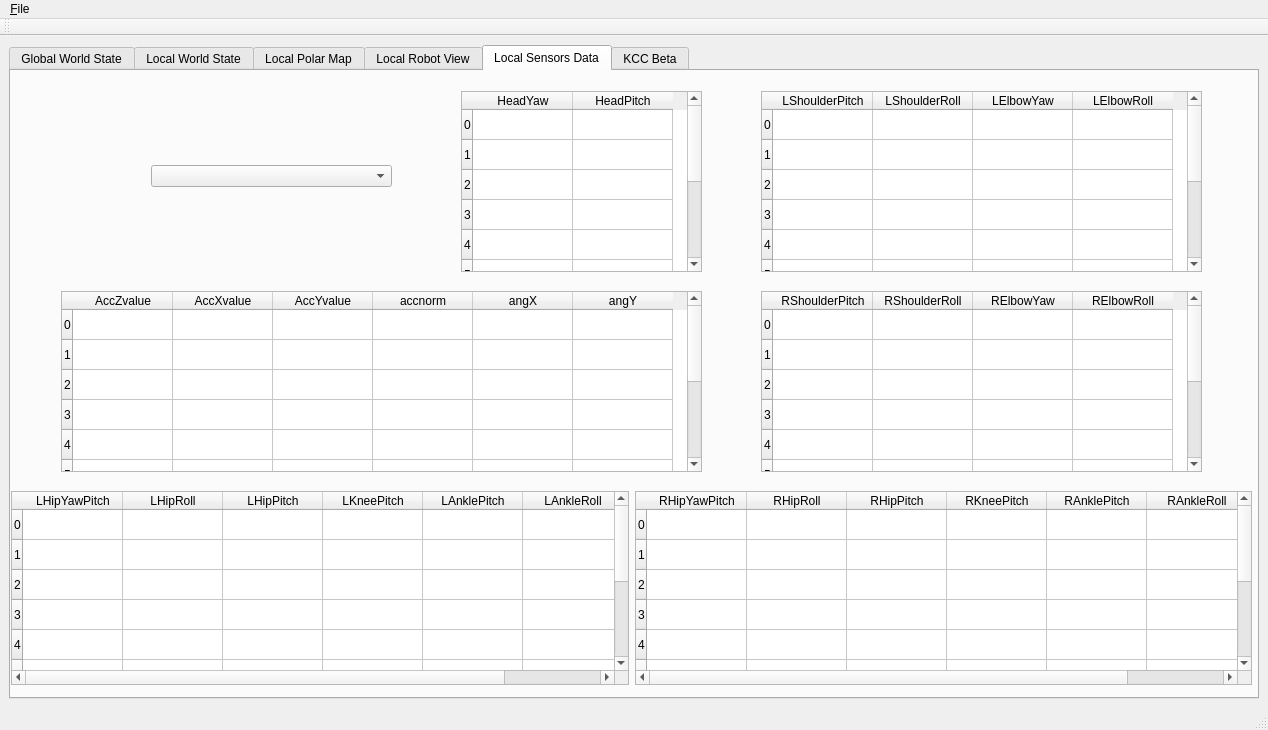
This is GUITools/KMonitor/KMonitor.ui in kouretes/Monas as Qt 5 draws it before an edit. The edited form follows.
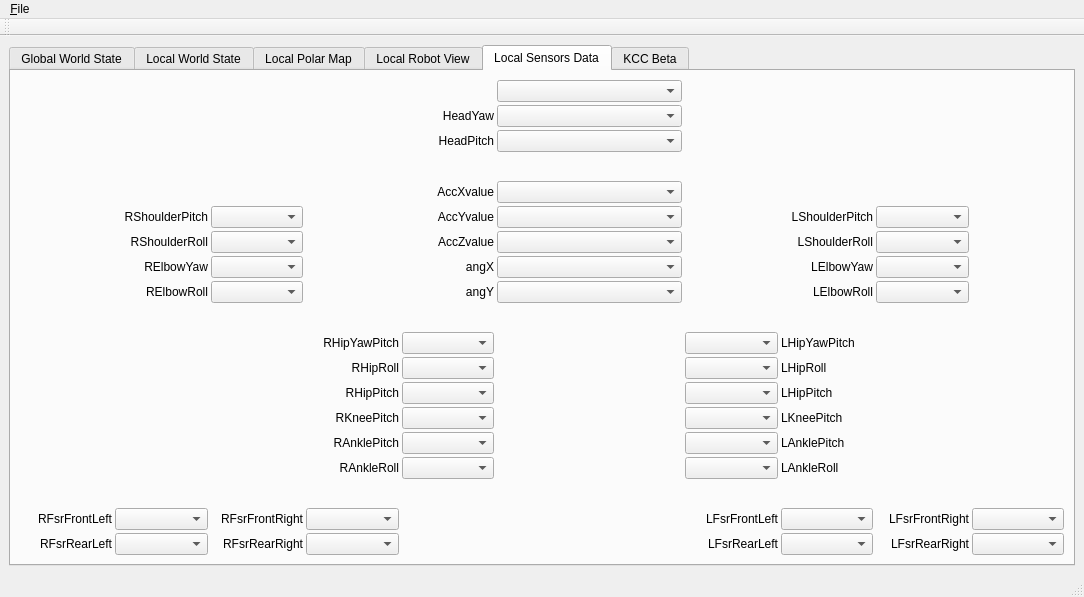
This is the edited form. Custom widgets are drawn as their Qt base class.

Commit message: Changed widgets in LSD

```diff
--- a/GUITools/KMonitor/KMonitor.ui
+++ b/GUITools/KMonitor/KMonitor.ui
@@ -6,8 +6,8 @@
    <rect>
     <x>0</x>
     <y>0</y>
-    <width>1268</width>
-    <height>730</height>
+    <width>1084</width>
+    <height>597</height>
    </rect>
   </property>
   <property name="windowTitle">
@@ -303,565 +303,678 @@
        <attribute name="title">
         <string>Local Sensors Data</string>
        </attribute>
-       <widget class="QWidget" name="horizontalLayoutWidget">
-        <property name="geometry">
-         <rect>
-          <x>0</x>
-          <y>420</y>
-          <width>1241</width>
-          <height>194</height>
-         </rect>
-        </property>
-        <layout class="QHBoxLayout" name="horizontalLayout_11">
-         <item>
-          <widget class="QTableWidget" name="LSDLLegTableWidget">
-           <row>
-            <property name="text">
-             <string>0</string>
+       <layout class="QGridLayout" name="gridLayout_2">
+        <item row="1" column="0">
+         <layout class="QGridLayout" name="gridLayout" columnstretch="1,1,1,1,1,2,1,1,1,1">
+          <property name="spacing">
+           <number>3</number>
+          </property>
+          <item row="5" column="1">
+           <widget class="QLabel" name="label">
+            <property name="autoFillBackground">
+             <bool>false</bool>
             </property>
-           </row>
-           <row>
             <property name="text">
-             <string>1</string>
+             <string>RShoulderPitch</string>
             </property>
-           </row>
-           <row>
-            <property name="text">
-             <string>2</string>
+            <property name="alignment">
+             <set>Qt::AlignRight|Qt::AlignTrailing|Qt::AlignVCenter</set>
             </property>
-           </row>
-           <row>
+           </widget>
+          </item>
+          <item row="5" column="7">
+           <widget class="QLabel" name="label_3">
             <property name="text">
-             <string>3</string>
+             <string>LShoulderPitch</string>
             </property>
-           </row>
-           <row>
-            <property name="text">
-             <string>4</string>
+            <property name="alignment">
+             <set>Qt::AlignRight|Qt::AlignTrailing|Qt::AlignVCenter</set>
             </property>
-           </row>
-           <row>
+           </widget>
+          </item>
+          <item row="5" column="5">
+           <widget class="QComboBox" name="AccYComboBox"/>
+          </item>
+          <item row="5" column="8">
+           <widget class="QComboBox" name="LSPComboBox"/>
+          </item>
+          <item row="5" column="4">
+           <widget class="QLabel" name="label_2">
             <property name="text">
-             <string>5</string>
+             <string>AccYvalue</string>
             </property>
-           </row>
-           <row>
-            <property name="text">
-             <string>6</string>
+            <property name="alignment">
+             <set>Qt::AlignRight|Qt::AlignTrailing|Qt::AlignVCenter</set>
             </property>
-           </row>
-           <row>
+           </widget>
+          </item>
+          <item row="1" column="5">
+           <widget class="QComboBox" name="HYComboBox"/>
+          </item>
+          <item row="2" column="5">
+           <widget class="QComboBox" name="HPComboBox"/>
+          </item>
+          <item row="4" column="5">
+           <widget class="QComboBox" name="AccXComboBox"/>
+          </item>
+          <item row="6" column="2">
+           <widget class="QComboBox" name="RSRComboBox"/>
+          </item>
+          <item row="6" column="5">
+           <widget class="QComboBox" name="AccZComboBox"/>
+          </item>
+          <item row="6" column="8">
+           <widget class="QComboBox" name="LSRComboBox"/>
+          </item>
+          <item row="7" column="2">
+           <widget class="QComboBox" name="REYComboBox"/>
+          </item>
+          <item row="8" column="2">
+           <widget class="QComboBox" name="RERComboBox"/>
+          </item>
+          <item row="6" column="1">
+           <widget class="QLabel" name="label_4">
             <property name="text">
-             <string>7</string>
+             <string>RShoulderRoll</string>
             </property>
-           </row>
-           <row>
+            <property name="alignment">
+             <set>Qt::AlignRight|Qt::AlignTrailing|Qt::AlignVCenter</set>
+            </property>
+           </widget>
+          </item>
+          <item row="7" column="1">
+           <widget class="QLabel" name="label_5">
             <property name="text">
-             <string>8</string>
+             <string>RElbowYaw</string>
             </property>
-           </row>
-           <row>
+            <property name="alignment">
+             <set>Qt::AlignRight|Qt::AlignTrailing|Qt::AlignVCenter</set>
+            </property>
+           </widget>
+          </item>
+          <item row="8" column="1">
+           <widget class="QLabel" name="label_6">
             <property name="text">
-             <string>9</string>
+             <string>RElbowRoll</string>
             </property>
-           </row>
-           <column>
+            <property name="alignment">
+             <set>Qt::AlignRight|Qt::AlignTrailing|Qt::AlignVCenter</set>
+            </property>
+           </widget>
+          </item>
+          <item row="6" column="4">
+           <widget class="QLabel" name="label_7">
             <property name="text">
-             <string>LHipYawPitch</string>
+             <string>AccZvalue</string>
             </property>
-           </column>
-           <column>
+            <property name="alignment">
+             <set>Qt::AlignRight|Qt::AlignTrailing|Qt::AlignVCenter</set>
+            </property>
+           </widget>
+          </item>
+          <item row="7" column="4">
+           <widget class="QLabel" name="label_8">
             <property name="text">
-             <string>LHipRoll</string>
+             <string>angX</string>
             </property>
-           </column>
-           <column>
+            <property name="alignment">
+             <set>Qt::AlignRight|Qt::AlignTrailing|Qt::AlignVCenter</set>
+            </property>
+           </widget>
+          </item>
+          <item row="8" column="4">
+           <widget class="QLabel" name="label_9">
             <property name="text">
-             <string>LHipPitch</string>
+             <string>angY</string>
             </property>
-           </column>
-           <column>
+            <property name="alignment">
+             <set>Qt::AlignRight|Qt::AlignTrailing|Qt::AlignVCenter</set>
+            </property>
+           </widget>
+          </item>
+          <item row="7" column="5">
+           <widget class="QComboBox" name="AngXComboBox"/>
+          </item>
+          <item row="8" column="5">
+           <widget class="QComboBox" name="AngYComboBox"/>
+          </item>
+          <item row="7" column="8">
+           <widget class="QComboBox" name="LEYComboBox"/>
+          </item>
+          <item row="8" column="8">
+           <widget class="QComboBox" name="LERComboBox"/>
+          </item>
+          <item row="6" column="7">
+           <widget class="QLabel" name="label_10">
             <property name="text">
-             <string>LKneePitch</string>
+             <string>LShoulderRoll</string>
             </property>
-           </column>
-           <column>
+            <property name="alignment">
+             <set>Qt::AlignRight|Qt::AlignTrailing|Qt::AlignVCenter</set>
+            </property>
+           </widget>
+          </item>
+          <item row="7" column="7">
+           <widget class="QLabel" name="label_11">
             <property name="text">
-             <string>LAnklePitch</string>
+             <string>LElbowYaw</string>
             </property>
-           </column>
-           <column>
+            <property name="alignment">
+             <set>Qt::AlignRight|Qt::AlignTrailing|Qt::AlignVCenter</set>
+            </property>
+           </widget>
+          </item>
+          <item row="8" column="7">
+           <widget class="QLabel" name="label_12">
             <property name="text">
-             <string>LAnkleRoll</string>
+             <string>LElbowRoll</string>
             </property>
-           </column>
-          </widget>
-         </item>
-         <item>
-          <widget class="QTableWidget" name="LSDRLegTableWidget">
-           <row>
+            <property name="alignment">
+             <set>Qt::AlignRight|Qt::AlignTrailing|Qt::AlignVCenter</set>
+            </property>
+           </widget>
+          </item>
+          <item row="4" column="4">
+           <widget class="QLabel" name="label_13">
             <property name="text">
-             <string>0</string>
+             <string>AccXvalue</string>
             </property>
-           </row>
-           <row>
+            <property name="alignment">
+             <set>Qt::AlignRight|Qt::AlignTrailing|Qt::AlignVCenter</set>
+            </property>
+           </widget>
+          </item>
+          <item row="1" column="4">
+           <widget class="QLabel" name="label_14">
             <property name="text">
-             <string>1</string>
+             <string>HeadYaw</string>
             </property>
-           </row>
-           <row>
+            <property name="alignment">
+             <set>Qt::AlignRight|Qt::AlignTrailing|Qt::AlignVCenter</set>
+            </property>
+           </widget>
+          </item>
+          <item row="2" column="4">
+           <widget class="QLabel" name="label_15">
             <property name="text">
-             <string>2</string>
+             <string>HeadPitch</string>
             </property>
-           </row>
-           <row>
+            <property name="alignment">
+             <set>Qt::AlignRight|Qt::AlignTrailing|Qt::AlignVCenter</set>
+            </property>
+           </widget>
+          </item>
+          <item row="0" column="5">
+           <widget class="QComboBox" name="LSDComboBox"/>
+          </item>
+          <item row="3" column="5">
+           <widget class="QLabel" name="label_17">
             <property name="text">
-             <string>3</string>
+             <string/>
             </property>
-           </row>
-           <row>
+            <property name="alignment">
+             <set>Qt::AlignCenter</set>
+            </property>
+           </widget>
+          </item>
+          <item row="5" column="3">
+           <widget class="QLabel" name="label_18">
             <property name="text">
-             <string>4</string>
+             <string>                      </string>
             </property>
-           </row>
-           <row>
+            <property name="alignment">
+             <set>Qt::AlignCenter</set>
+            </property>
+           </widget>
+          </item>
+          <item row="5" column="6">
+           <widget class="QLabel" name="label_19">
             <property name="text">
-             <string>5</string>
+             <string>                    </string>
             </property>
-           </row>
-           <row>
+           </widget>
+          </item>
+          <item row="6" column="3">
+           <widget class="QLabel" name="label_20">
             <property name="text">
-             <string>6</string>
+             <string>                      </string>
             </property>
-           </row>
-           <row>
+            <property name="alignment">
+             <set>Qt::AlignCenter</set>
+            </property>
+           </widget>
+          </item>
+          <item row="7" column="3">
+           <widget class="QLabel" name="label_21">
             <property name="text">
-             <string>7</string>
+             <string>                      </string>
             </property>
-           </row>
-           <row>
+            <property name="alignment">
+             <set>Qt::AlignCenter</set>
+            </property>
+           </widget>
+          </item>
+          <item row="8" column="3">
+           <widget class="QLabel" name="label_22">
             <property name="text">
-             <string>8</string>
+             <string>                      </string>
             </property>
-           </row>
-           <row>
+            <property name="alignment">
+             <set>Qt::AlignCenter</set>
+            </property>
+           </widget>
+          </item>
+          <item row="9" column="5">
+           <widget class="QLabel" name="label_23">
             <property name="text">
-             <string>9</string>
+             <string/>
             </property>
-           </row>
-           <column>
+           </widget>
+          </item>
+          <item row="10" column="3">
+           <widget class="QLabel" name="label_24">
             <property name="text">
              <string>RHipYawPitch</string>
             </property>
-           </column>
-           <column>
+            <property name="alignment">
+             <set>Qt::AlignRight|Qt::AlignTrailing|Qt::AlignVCenter</set>
+            </property>
+           </widget>
+          </item>
+          <item row="10" column="4">
+           <widget class="QComboBox" name="RHYPComboBox"/>
+          </item>
+          <item row="3" column="4">
+           <widget class="QLabel" name="label_16">
+            <property name="text">
+             <string/>
+            </property>
+            <property name="alignment">
+             <set>Qt::AlignCenter</set>
+            </property>
+           </widget>
+          </item>
+          <item row="4" column="3">
+           <widget class="QLabel" name="label_37">
+            <property name="text">
+             <string>                       </string>
+            </property>
+            <property name="alignment">
+             <set>Qt::AlignCenter</set>
+            </property>
+           </widget>
+          </item>
+          <item row="9" column="4">
+           <widget class="QLabel" name="label_38">
+            <property name="text">
+             <string/>
+            </property>
+           </widget>
+          </item>
+          <item row="4" column="1">
+           <widget class="QLabel" name="label_40">
+            <property name="text">
+             <string/>
+            </property>
+            <property name="alignment">
+             <set>Qt::AlignBottom|Qt::AlignRight|Qt::AlignTrailing</set>
+            </property>
+           </widget>
+          </item>
+          <item row="4" column="2">
+           <widget class="QLabel" name="label_41">
+            <property name="text">
+             <string/>
+            </property>
+            <property name="alignment">
+             <set>Qt::AlignBottom|Qt::AlignLeading|Qt::AlignLeft</set>
+            </property>
+           </widget>
+          </item>
+          <item row="5" column="0">
+           <widget class="QLabel" name="label_42">
+            <property name="text">
+             <string/>
+            </property>
+            <property name="alignment">
+             <set>Qt::AlignRight|Qt::AlignTrailing|Qt::AlignVCenter</set>
+            </property>
+           </widget>
+          </item>
+          <item row="6" column="0">
+           <widget class="QLabel" name="label_43">
+            <property name="text">
+             <string/>
+            </property>
+            <property name="alignment">
+             <set>Qt::AlignRight|Qt::AlignTrailing|Qt::AlignVCenter</set>
+            </property>
+           </widget>
+          </item>
+          <item row="7" column="0">
+           <widget class="QLabel" name="label_44">
+            <property name="text">
+             <string/>
+            </property>
+            <property name="alignment">
+             <set>Qt::AlignRight|Qt::AlignTrailing|Qt::AlignVCenter</set>
+            </property>
+           </widget>
+          </item>
+          <item row="8" column="0">
+           <widget class="QLabel" name="label_45">
+            <property name="text">
+             <string/>
+            </property>
+            <property name="alignment">
+             <set>Qt::AlignRight|Qt::AlignTrailing|Qt::AlignVCenter</set>
+            </property>
+           </widget>
+          </item>
+          <item row="9" column="2">
+           <widget class="QLabel" name="label_46">
+            <property name="text">
+             <string/>
+            </property>
+            <property name="alignment">
+             <set>Qt::AlignLeading|Qt::AlignLeft|Qt::AlignTop</set>
+            </property>
+           </widget>
+          </item>
+          <item row="9" column="1">
+           <widget class="QLabel" name="label_47">
+            <property name="text">
+             <string/>
+            </property>
+            <property name="alignment">
+             <set>Qt::AlignRight|Qt::AlignTop|Qt::AlignTrailing</set>
+            </property>
+           </widget>
+          </item>
+          <item row="6" column="6">
+           <widget class="QLabel" name="label_36">
+            <property name="text">
+             <string>                    </string>
+            </property>
+           </widget>
+          </item>
+          <item row="7" column="6">
+           <widget class="QLabel" name="label_39">
+            <property name="text">
+             <string>                    </string>
+            </property>
+           </widget>
+          </item>
+          <item row="8" column="6">
+           <widget class="QLabel" name="label_48">
+            <property name="text">
+             <string/>
+            </property>
+            <property name="alignment">
+             <set>Qt::AlignRight|Qt::AlignTrailing|Qt::AlignVCenter</set>
+            </property>
+           </widget>
+          </item>
+          <item row="17" column="2">
+           <widget class="QLabel" name="label_49">
+            <property name="text">
+             <string>           </string>
+            </property>
+           </widget>
+          </item>
+          <item row="18" column="0">
+           <widget class="QLabel" name="label_50">
+            <property name="text">
+             <string>RFsrFrontLeft</string>
+            </property>
+            <property name="alignment">
+             <set>Qt::AlignRight|Qt::AlignTrailing|Qt::AlignVCenter</set>
+            </property>
+           </widget>
+          </item>
+          <item row="18" column="1">
+           <widget class="QComboBox" name="comboBox"/>
+          </item>
+          <item row="19" column="0">
+           <widget class="QLabel" name="label_51">
+            <property name="text">
+             <string>RFsrRearLeft</string>
+            </property>
+            <property name="alignment">
+             <set>Qt::AlignRight|Qt::AlignTrailing|Qt::AlignVCenter</set>
+            </property>
+           </widget>
+          </item>
+          <item row="19" column="1">
+           <widget class="QComboBox" name="comboBox_2"/>
+          </item>
+          <item row="18" column="2">
+           <widget class="QLabel" name="label_52">
+            <property name="text">
+             <string>RFsrFrontRight</string>
+            </property>
+            <property name="alignment">
+             <set>Qt::AlignRight|Qt::AlignTrailing|Qt::AlignVCenter</set>
+            </property>
+           </widget>
+          </item>
+          <item row="19" column="2">
+           <widget class="QLabel" name="label_53">
+            <property name="text">
+             <string>RFsrRearRight</string>
+            </property>
+            <property name="alignment">
+             <set>Qt::AlignRight|Qt::AlignTrailing|Qt::AlignVCenter</set>
+            </property>
+           </widget>
+          </item>
+          <item row="18" column="3">
+           <widget class="QComboBox" name="comboBox_3"/>
+          </item>
+          <item row="19" column="3">
+           <widget class="QComboBox" name="comboBox_4"/>
+          </item>
+          <item row="18" column="7">
+           <widget class="QComboBox" name="comboBox_7"/>
+          </item>
+          <item row="19" column="7">
+           <widget class="QComboBox" name="comboBox_8"/>
+          </item>
+          <item row="18" column="6">
+           <widget class="QLabel" name="label_54">
+            <property name="text">
+             <string>LFsrFrontLeft</string>
+            </property>
+            <property name="alignment">
+             <set>Qt::AlignRight|Qt::AlignTrailing|Qt::AlignVCenter</set>
+            </property>
+           </widget>
+          </item>
+          <item row="19" column="6">
+           <widget class="QLabel" name="label_55">
+            <property name="text">
+             <string>LFsrRearLeft</string>
+            </property>
+            <property name="alignment">
+             <set>Qt::AlignRight|Qt::AlignTrailing|Qt::AlignVCenter</set>
+            </property>
+           </widget>
+          </item>
+          <item row="18" column="8">
+           <widget class="QLabel" name="label_56">
+            <property name="text">
+             <string>LFsrFrontRight</string>
+            </property>
+            <property name="alignment">
+             <set>Qt::AlignRight|Qt::AlignTrailing|Qt::AlignVCenter</set>
+            </property>
+           </widget>
+          </item>
+          <item row="19" column="8">
+           <widget class="QLabel" name="label_58">
+            <property name="text">
+             <string>LFsrRearRight</string>
+            </property>
+            <property name="alignment">
+             <set>Qt::AlignRight|Qt::AlignTrailing|Qt::AlignVCenter</set>
+            </property>
+           </widget>
+          </item>
+          <item row="18" column="9">
+           <widget class="QComboBox" name="comboBox_5"/>
+          </item>
+          <item row="19" column="9">
+           <widget class="QComboBox" name="comboBox_6"/>
+          </item>
+          <item row="11" column="4">
+           <widget class="QComboBox" name="RHRComboBox"/>
+          </item>
+          <item row="11" column="3">
+           <widget class="QLabel" name="label_26">
             <property name="text">
              <string>RHipRoll</string>
             </property>
-           </column>
-           <column>
+            <property name="alignment">
+             <set>Qt::AlignRight|Qt::AlignTrailing|Qt::AlignVCenter</set>
+            </property>
+           </widget>
+          </item>
+          <item row="12" column="4">
+           <widget class="QComboBox" name="RHPComboBox"/>
+          </item>
+          <item row="12" column="3">
+           <widget class="QLabel" name="label_27">
             <property name="text">
              <string>RHipPitch</string>
             </property>
-           </column>
-           <column>
+            <property name="alignment">
+             <set>Qt::AlignRight|Qt::AlignTrailing|Qt::AlignVCenter</set>
+            </property>
+           </widget>
+          </item>
+          <item row="14" column="4">
+           <widget class="QComboBox" name="RKPComboBox"/>
+          </item>
+          <item row="14" column="3">
+           <widget class="QLabel" name="label_28">
             <property name="text">
              <string>RKneePitch</string>
             </property>
-           </column>
-           <column>
+            <property name="alignment">
+             <set>Qt::AlignRight|Qt::AlignTrailing|Qt::AlignVCenter</set>
+            </property>
+           </widget>
+          </item>
+          <item row="15" column="4">
+           <widget class="QComboBox" name="RAPComboBox"/>
+          </item>
+          <item row="15" column="3">
+           <widget class="QLabel" name="label_29">
             <property name="text">
              <string>RAnklePitch</string>
             </property>
-           </column>
-           <column>
+            <property name="alignment">
+             <set>Qt::AlignRight|Qt::AlignTrailing|Qt::AlignVCenter</set>
+            </property>
+           </widget>
+          </item>
+          <item row="16" column="4">
+           <widget class="QComboBox" name="RARComboBox"/>
+          </item>
+          <item row="16" column="3">
+           <widget class="QLabel" name="label_35">
             <property name="text">
              <string>RAnkleRoll</string>
             </property>
-           </column>
-          </widget>
-         </item>
-        </layout>
-       </widget>
-       <widget class="QTableWidget" name="LSDRArmTableWidget">
-        <property name="geometry">
-         <rect>
-          <x>750</x>
-          <y>220</y>
-          <width>441</width>
-          <height>181</height>
-         </rect>
-        </property>
-        <row>
-         <property name="text">
-          <string>0</string>
-         </property>
-        </row>
-        <row>
-         <property name="text">
-          <string>1</string>
-         </property>
-        </row>
-        <row>
-         <property name="text">
-          <string>2</string>
-         </property>
-        </row>
-        <row>
-         <property name="text">
-          <string>3</string>
-         </property>
-        </row>
-        <row>
-         <property name="text">
-          <string>4</string>
-         </property>
-        </row>
-        <row>
-         <property name="text">
-          <string>5</string>
-         </property>
-        </row>
-        <row>
-         <property name="text">
-          <string>6</string>
-         </property>
-        </row>
-        <row>
-         <property name="text">
-          <string>7</string>
-         </property>
-        </row>
-        <row>
-         <property name="text">
-          <string>8</string>
-         </property>
-        </row>
-        <row>
-         <property name="text">
-          <string>9</string>
-         </property>
-        </row>
-        <column>
-         <property name="text">
-          <string>RShoulderPitch</string>
-         </property>
-        </column>
-        <column>
-         <property name="text">
-          <string>RShoulderRoll</string>
-         </property>
-        </column>
-        <column>
-         <property name="text">
-          <string>RElbowYaw</string>
-         </property>
-        </column>
-        <column>
-         <property name="text">
-          <string>RElbowRoll</string>
-         </property>
-        </column>
-       </widget>
-       <widget class="QTableWidget" name="LSDLArmTableWidget">
-        <property name="geometry">
-         <rect>
-          <x>750</x>
-          <y>20</y>
-          <width>441</width>
-          <height>181</height>
-         </rect>
-        </property>
-        <row>
-         <property name="text">
-          <string>0</string>
-         </property>
-        </row>
-        <row>
-         <property name="text">
-          <string>1</string>
-         </property>
-        </row>
-        <row>
-         <property name="text">
-          <string>2</string>
-         </property>
-        </row>
-        <row>
-         <property name="text">
-          <string>3</string>
-         </property>
-        </row>
-        <row>
-         <property name="text">
-          <string>4</string>
-         </property>
-        </row>
-        <row>
-         <property name="text">
-          <string>5</string>
-         </property>
-        </row>
-        <row>
-         <property name="text">
-          <string>6</string>
-         </property>
-        </row>
-        <row>
-         <property name="text">
-          <string>7</string>
-         </property>
-        </row>
-        <row>
-         <property name="text">
-          <string>8</string>
-         </property>
-        </row>
-        <row>
-         <property name="text">
-          <string>9</string>
-         </property>
-        </row>
-        <column>
-         <property name="text">
-          <string>LShoulderPitch</string>
-         </property>
-        </column>
-        <column>
-         <property name="text">
-          <string>LShoulderRoll</string>
-         </property>
-        </column>
-        <column>
-         <property name="text">
-          <string>LElbowYaw</string>
-         </property>
-        </column>
-        <column>
-         <property name="text">
-          <string>LElbowRoll</string>
-         </property>
-        </column>
-       </widget>
-       <widget class="QTableWidget" name="LSDInertialTableWidget">
-        <property name="geometry">
-         <rect>
-          <x>50</x>
-          <y>220</y>
-          <width>641</width>
-          <height>181</height>
-         </rect>
-        </property>
-        <property name="baseSize">
-         <size>
-          <width>0</width>
-          <height>0</height>
-         </size>
-        </property>
-        <property name="autoFillBackground">
-         <bool>false</bool>
-        </property>
-        <property name="frameShadow">
-         <enum>QFrame::Sunken</enum>
-        </property>
-        <property name="midLineWidth">
-         <number>0</number>
-        </property>
-        <property name="editTriggers">
-         <set>QAbstractItemView::NoEditTriggers</set>
-        </property>
-        <row>
-         <property name="text">
-          <string>0</string>
-         </property>
-        </row>
-        <row>
-         <property name="text">
-          <string>1</string>
-         </property>
-        </row>
-        <row>
-         <property name="text">
-          <string>2</string>
-         </property>
-        </row>
-        <row>
-         <property name="text">
-          <string>3</string>
-         </property>
-        </row>
-        <row>
-         <property name="text">
-          <string>4</string>
-         </property>
-        </row>
-        <row>
-         <property name="text">
-          <string>5</string>
-         </property>
-        </row>
-        <row>
-         <property name="text">
-          <string>6</string>
-         </property>
-        </row>
-        <row>
-         <property name="text">
-          <string>7</string>
-         </property>
-        </row>
-        <row>
-         <property name="text">
-          <string>8</string>
-         </property>
-        </row>
-        <row>
-         <property name="text">
-          <string>9</string>
-         </property>
-        </row>
-        <column>
-         <property name="text">
-          <string>AccZvalue</string>
-         </property>
-        </column>
-        <column>
-         <property name="text">
-          <string>AccXvalue</string>
-         </property>
-        </column>
-        <column>
-         <property name="text">
-          <string>AccYvalue</string>
-         </property>
-        </column>
-        <column>
-         <property name="text">
-          <string>accnorm</string>
-         </property>
-        </column>
-        <column>
-         <property name="text">
-          <string>angX</string>
-         </property>
-        </column>
-        <column>
-         <property name="text">
-          <string>angY</string>
-         </property>
-        </column>
-       </widget>
-       <widget class="QWidget" name="verticalLayoutWidget">
-        <property name="geometry">
-         <rect>
-          <x>140</x>
-          <y>60</y>
-          <width>241</width>
-          <height>91</height>
-         </rect>
-        </property>
-        <layout class="QVBoxLayout" name="verticalLayout_3">
-         <item>
-          <widget class="QComboBox" name="LSDComboBox"/>
-         </item>
-        </layout>
-       </widget>
-       <widget class="QWidget" name="verticalLayoutWidget_2">
-        <property name="geometry">
-         <rect>
-          <x>450</x>
-          <y>20</y>
-          <width>241</width>
-          <height>181</height>
-         </rect>
-        </property>
-        <layout class="QVBoxLayout" name="verticalLayout_4">
-         <item>
-          <widget class="QTableWidget" name="LSDHeadTableWidget">
-           <row>
-            <property name="text">
-             <string>0</string>
+            <property name="alignment">
+             <set>Qt::AlignRight|Qt::AlignTrailing|Qt::AlignVCenter</set>
             </property>
-           </row>
-           <row>
+           </widget>
+          </item>
+          <item row="5" column="2">
+           <widget class="QComboBox" name="RSPComboBox"/>
+          </item>
+          <item row="10" column="6">
+           <widget class="QComboBox" name="LHYPComboBox"/>
+          </item>
+          <item row="11" column="6">
+           <widget class="QComboBox" name="LHRComboBox"/>
+          </item>
+          <item row="12" column="6">
+           <widget class="QComboBox" name="LHPComboBox"/>
+          </item>
+          <item row="14" column="6">
+           <widget class="QComboBox" name="LKPComboBox"/>
+          </item>
+          <item row="15" column="6">
+           <widget class="QComboBox" name="LAPComboBox"/>
+          </item>
+          <item row="16" column="6">
+           <widget class="QComboBox" name="LARComboBox"/>
+          </item>
+          <item row="10" column="7">
+           <widget class="QLabel" name="label_25">
             <property name="text">
-             <string>1</string>
+             <string>LHipYawPitch</string>
             </property>
-           </row>
-           <row>
-            <property name="text">
-             <string>2</string>
+            <property name="alignment">
+             <set>Qt::AlignLeading|Qt::AlignLeft|Qt::AlignVCenter</set>
             </property>
-           </row>
-           <row>
+           </widget>
+          </item>
+          <item row="11" column="7">
+           <widget class="QLabel" name="label_30">
             <property name="text">
-             <string>3</string>
+             <string>LHipRoll</string>
             </property>
-           </row>
-           <row>
-            <property name="text">
-             <string>4</string>
+            <property name="alignment">
+             <set>Qt::AlignLeading|Qt::AlignLeft|Qt::AlignVCenter</set>
             </property>
-           </row>
-           <row>
+           </widget>
+          </item>
+          <item row="12" column="7">
+           <widget class="QLabel" name="label_31">
             <property name="text">
-             <string>5</string>
+             <string>LHipPitch</string>
             </property>
-           </row>
-           <row>
-            <property name="text">
-             <string>6</string>
+            <property name="alignment">
+             <set>Qt::AlignLeading|Qt::AlignLeft|Qt::AlignVCenter</set>
             </property>
-           </row>
-           <row>
+           </widget>
+          </item>
+          <item row="14" column="7">
+           <widget class="QLabel" name="label_32">
             <property name="text">
-             <string>7</string>
+             <string>LKneePitch</string>
             </property>
-           </row>
-           <row>
-            <property name="text">
-             <string>8</string>
+            <property name="alignment">
+             <set>Qt::AlignLeading|Qt::AlignLeft|Qt::AlignVCenter</set>
             </property>
-           </row>
-           <row>
+           </widget>
+          </item>
+          <item row="15" column="7">
+           <widget class="QLabel" name="label_33">
             <property name="text">
-             <string>9</string>
+             <string>LAnklePitch</string>
             </property>
-           </row>
-           <column>
-            <property name="text">
-             <string>HeadYaw</string>
+            <property name="alignment">
+             <set>Qt::AlignLeading|Qt::AlignLeft|Qt::AlignVCenter</set>
             </property>
-           </column>
-           <column>
+           </widget>
+          </item>
+          <item row="16" column="7">
+           <widget class="QLabel" name="label_34">
             <property name="text">
-             <string>HeadPitch</string>
+             <string>LAnkleRoll</string>
             </property>
-           </column>
-           <item row="0" column="0">
-            <property name="text">
-             <string/>
+            <property name="alignment">
+             <set>Qt::AlignLeading|Qt::AlignLeft|Qt::AlignVCenter</set>
             </property>
-           </item>
-           <item row="0" column="1">
-            <property name="text">
-             <string/>
-            </property>
-           </item>
-           <item row="1" column="0">
-            <property name="text">
-             <string/>
-            </property>
-           </item>
-           <item row="1" column="1">
-            <property name="text">
-             <string/>
-            </property>
-           </item>
-          </widget>
-         </item>
-        </layout>
-       </widget>
+           </widget>
+          </item>
+         </layout>
+        </item>
+       </layout>
       </widget>
       <widget class="KccHandler" name="KCCTab">
        <attribute name="title">
@@ -877,7 +990,7 @@
     <rect>
      <x>0</x>
      <y>0</y>
-     <width>1268</width>
+     <width>1084</width>
      <height>25</height>
     </rect>
    </property>
```
The commit also changes 2 other files.
